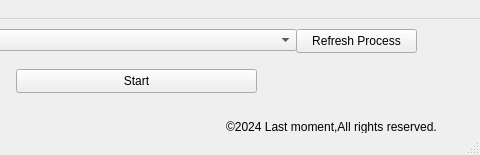
First picture: the form in src/ui.ui, repository anonymousException/renpy-runtime-editor, before the edit; both pictures show x 264 to 744 and y 0 to 155 of the 744 by 155 pixel window.
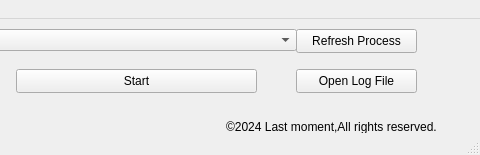
Second picture: the form after the edit.

Commit message: <feature> add open log button

```diff
--- a/src/ui.ui
+++ b/src/ui.ui
@@ -102,6 +102,19 @@
      <string>Version 1.0.0</string>
     </property>
    </widget>
+   <widget class="QPushButton" name="logButton">
+    <property name="geometry">
+     <rect>
+      <x>560</x>
+      <y>50</y>
+      <width>121</width>
+      <height>24</height>
+     </rect>
+    </property>
+    <property name="text">
+     <string>Open Log File</string>
+    </property>
+   </widget>
   </widget>
   <widget class="QMenuBar" name="menubar">
    <property name="geometry">
```
The commit also changes 2 other files.
